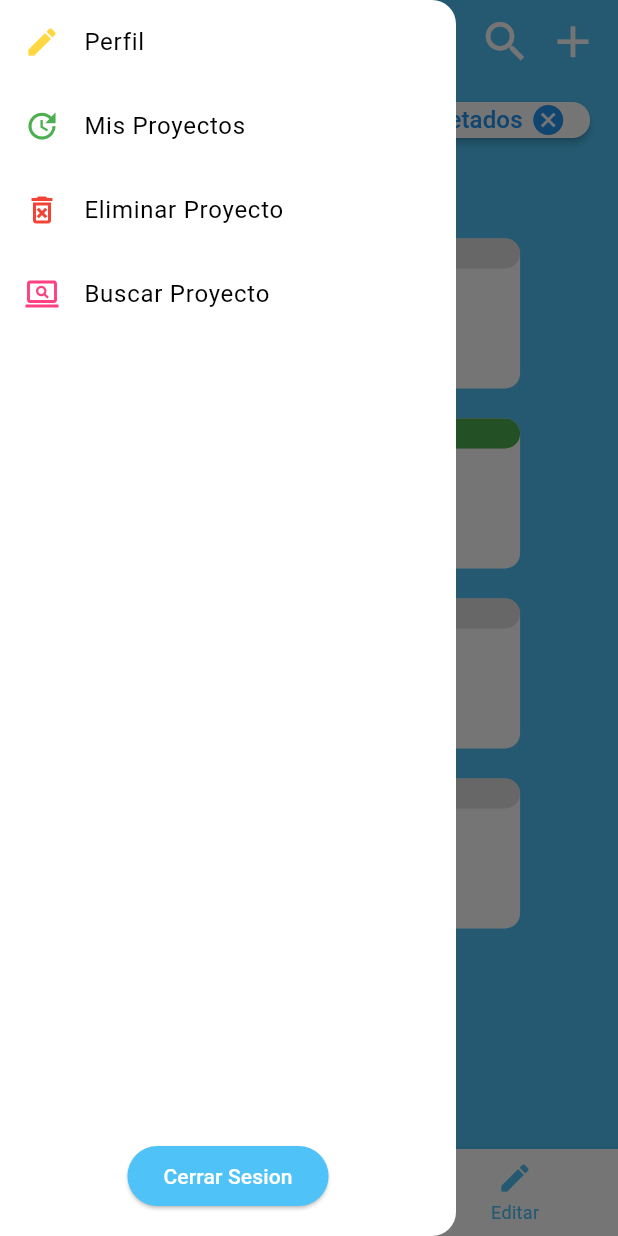
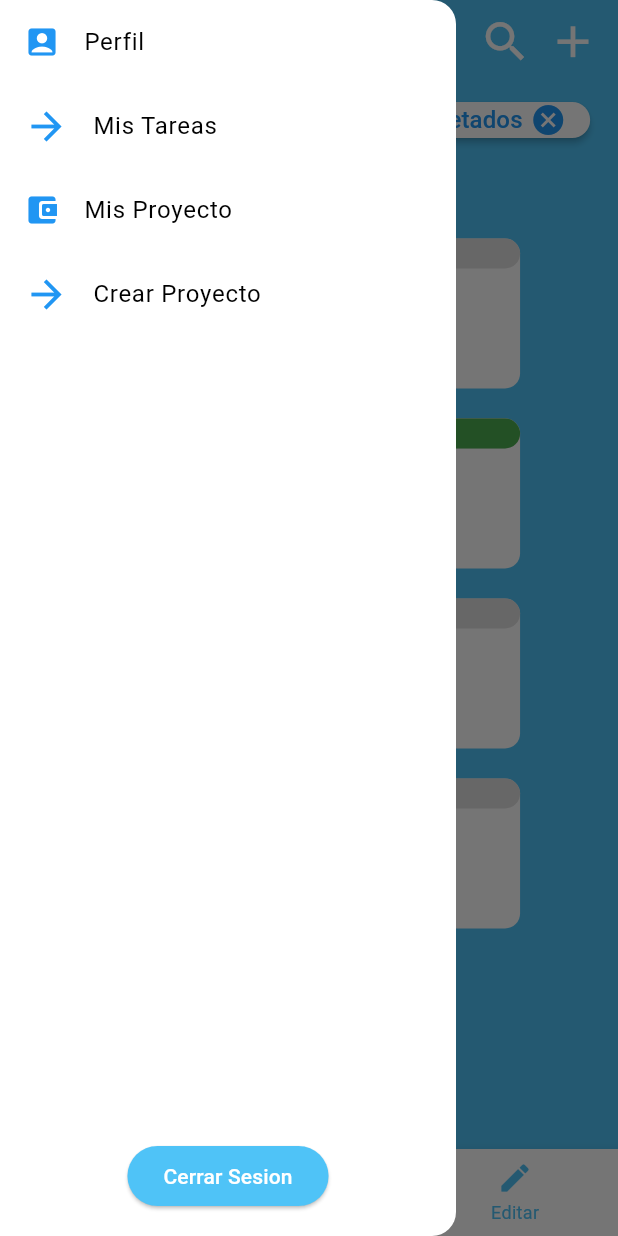
Before and after one commit to Zeustk/ManagerProject, a Flutter app: the Proyectos screen opened directly, with the side drawer open, on a phone screen of 412 x 824 dp. Run offline on Flutter 3.47's test engine with Material 3 defaults, Android fonts, the phone set to English and light mode, and no system bars; our stand-ins replace eva_icons_flutter, get.

Commit message:
agregando boton

```diff
--- a/lib/models/Crearproyecto.dart
+++ b/lib/models/Crearproyecto.dart
@@ -20,7 +20,7 @@ class _Crear_proyectosState extends State<Crear_proyectos> {
       backgroundColor: kSecondaryColor,
       appBar: AppBar(
         backgroundColor: kSecondaryColor,
-        title: Text('Crear Proyecto', style: TextStyle(color: Colors.blue)),
+        title: Text('Crear Proyecto', style: TextStyle(color: Colors.white)),
       ),
       drawer: SafeArea(
         child: Draweer(),
--- a/lib/models/Proyectos.dart
+++ b/lib/models/Proyectos.dart
@@ -1,3 +1,4 @@
+import 'package:flutter/cupertino.dart';
 import 'package:flutter/material.dart';
 import 'package:get/get.dart';
 
@@ -81,11 +82,25 @@ class Proyectos extends StatelessWidget {
                 color: Colors.red,
                 texto: 'No iniciado',
               ),
-              MaterialButton(
-                  child: Text('Crear Proyecto'),
-                  onPressed: () {
-                    Get.to(Crear_proyectos());
-                  })
+              SizedBox(
+                height: 40,
+              ),
+              Padding(
+                padding: const EdgeInsets.only(right: 200),
+                child: ElevatedButton.icon(
+                    style: ElevatedButton.styleFrom(
+                        backgroundColor:
+                            Colors.white // Cambia esto al color que desees
+                        ),
+                    label: Text(
+                      'Atras',
+                      style: TextStyle(color: Colors.black),
+                    ),
+                    icon: Icon(Icons.arrow_back, color: Colors.black),
+                    onPressed: () {
+                      Get.to(Crear_proyectos());
+                    }),
+              )
             ],
           ),
         ),
--- a/lib/widgets/Drawer.dart
+++ b/lib/widgets/Drawer.dart
@@ -19,8 +19,8 @@ class Draweer extends StatelessWidget {
               children: [
                 ListTile(
                   leading: Icon(
-                    Icons.create,
-                    color: Colors.amberAccent,
+                    Icons.account_box_rounded,
+                    color: Colors.blue,
                   ),
                   title: Text(
                     'Perfil',
@@ -29,9 +29,10 @@ class Draweer extends StatelessWidget {
                   onTap: () {},
                 ),
                 ListTile(
-                  leading: Icon(Icons.update, color: Colors.green),
+                  leading: Icon(Icons.arrow_forward_sharp,
+                      color: Colors.blue, size: 30),
                   title: Text(
-                    'Mis Proyectos',
+                    'Mis Tareas',
                     style: TextStyle(color: Colors.black),
                   ),
                   onTap: () {
@@ -39,19 +40,19 @@ class Draweer extends StatelessWidget {
                   },
                 ),
                 ListTile(
-                  leading:
-                      Icon(Icons.delete_forever_outlined, color: Colors.red),
+                  leading: Icon(Icons.account_balance_wallet_rounded,
+                      color: Colors.blue),
                   title: Text(
-                    'Eliminar Proyecto',
+                    'Mis Proyecto',
                     style: TextStyle(color: Colors.black),
                   ),
                   onTap: () {},
                 ),
                 ListTile(
-                  leading: Icon(Icons.screen_search_desktop_outlined,
-                      color: Colors.pinkAccent),
+                  leading: Icon(Icons.arrow_forward_sharp,
+                      color: Colors.blue, size: 30),
                   title: Text(
-                    'Buscar Proyecto',
+                    'Crear Proyecto',
                     style: TextStyle(color: Colors.black),
                   ),
                   onTap: () {},
```
